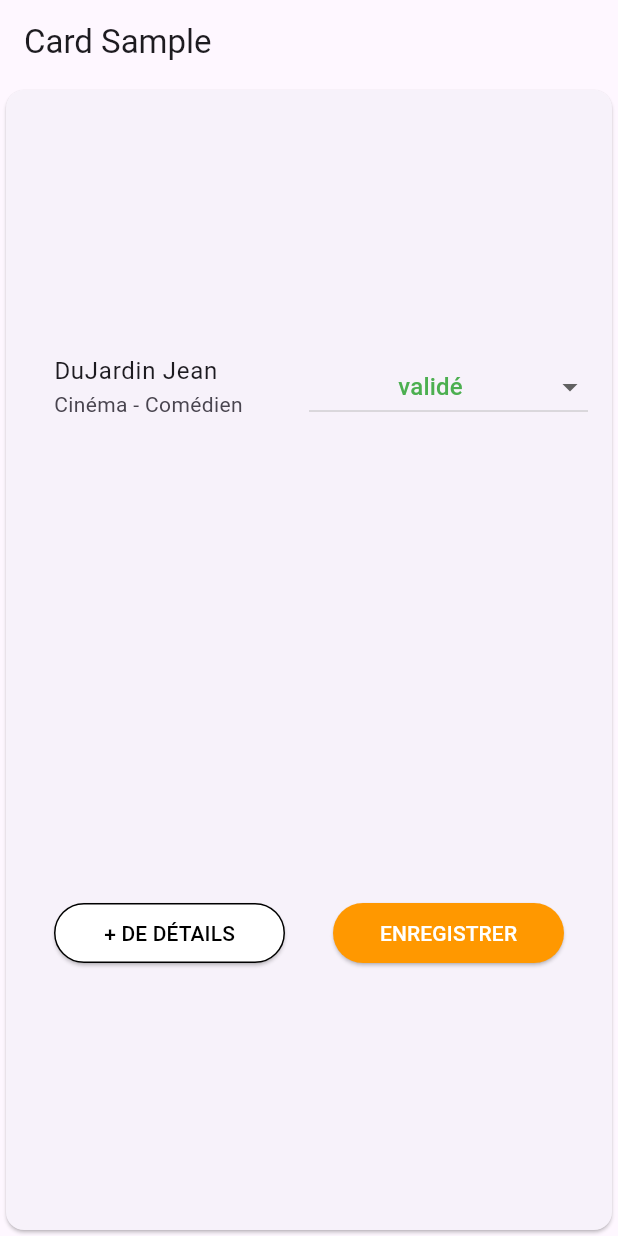
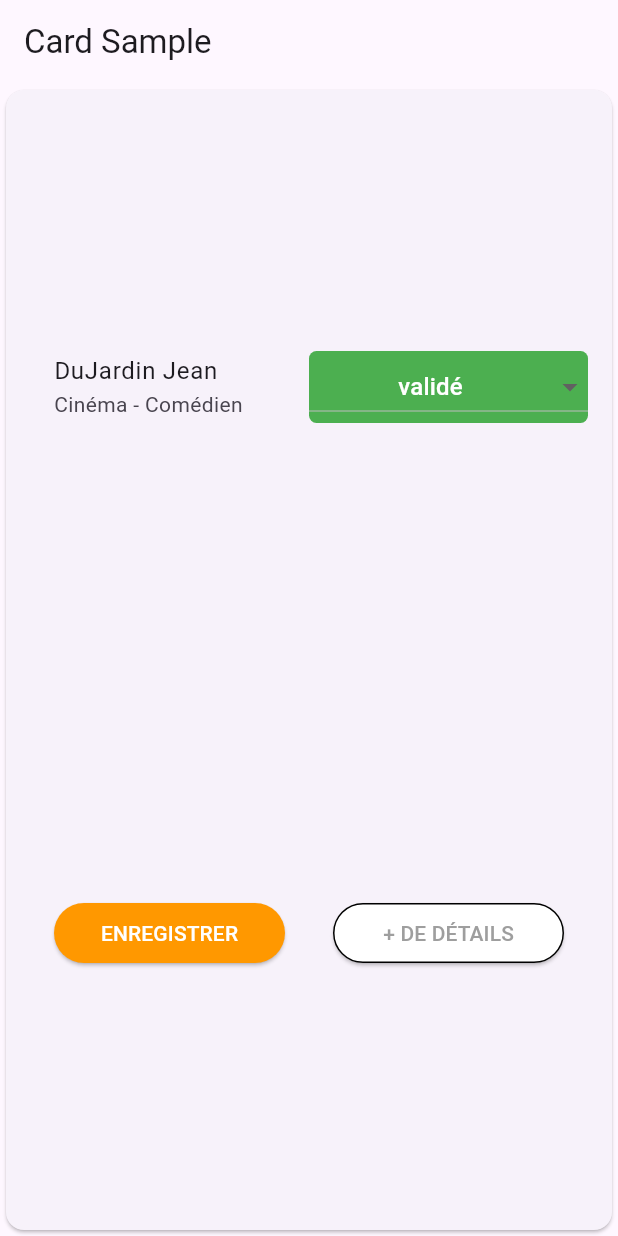
Before and after one commit to genesiskikou/exercice_flutter_xefi, a Flutter app: the screen it shows after launch, on a phone screen of 412 x 824 dp. Run offline on Flutter 3.47's test engine with Material 3 defaults, Android fonts, the light colour scheme and no system bars.

Commit message:
changement button et ajout liste couleur

```diff
--- a/lib/cardnotedefrais.dart
+++ b/lib/cardnotedefrais.dart
@@ -49,9 +49,15 @@ class _CardnotedefraisState extends State<Cardnotedefrais> {
                     ),
                     Expanded(
                       flex: 1,
+                      child: Container(
+                        decoration: BoxDecoration(
+                          color: currentChoice.color,
+                          borderRadius: BorderRadius.circular(5.0),
+                        ),
                         child: DropdownButton<ColorItem>(
                           isExpanded: true,
                           value: currentChoice,
+                          dropdownColor: currentChoice.color,
                           items: items.map((ColorItem item) {
                             return DropdownMenuItem<ColorItem>(
                               value: item,
@@ -59,9 +65,10 @@ class _CardnotedefraisState extends State<Cardnotedefrais> {
                                 child: Text(
                                   item.name,
                                   style: TextStyle(
-                                color: item.color,
+                                    color: Colors.white,
                                   ),
-                            )),
+                                ),
+                              ),
                             );
                           }).toList(),
                           onChanged: (ColorItem? value) {
@@ -70,6 +77,7 @@ class _CardnotedefraisState extends State<Cardnotedefrais> {
                             });
                           },
                         ),
+                      ),
                     )
                   ],
                 ),
@@ -77,8 +85,22 @@ class _CardnotedefraisState extends State<Cardnotedefrais> {
               Expanded(
                   flex: 1,
                   child: Row(children: [
-                    Expanded(flex: 1, child: ButtonModels()),
-                    Expanded(flex: 1, child: ButtonModelsEnregistrer()),
+                    Expanded(
+                        flex: 1,
+                        child: ButtonModels(
+                          background: Colors.orange,
+                          texte: "enregistrer",
+                          colortexte: Colors.white,
+                          colorborder: Colors.transparent,
+                        )),
+                    Expanded(
+                        flex: 1,
+                        child: ButtonModels(
+                          background: Colors.white,
+                          texte: "+ de détails",
+                          colortexte: Colors.grey,
+                          colorborder: Colors.black,
+                        )),
                   ])),
             ],
           ),
--- a/lib/models.dart
+++ b/lib/models.dart
@@ -2,7 +2,17 @@ import 'package:flutter/material.dart';
 
 // ignore: camel_case_types
 class ButtonModels extends StatelessWidget {
-  const ButtonModels({super.key});
+  ButtonModels(
+      {super.key,
+      required this.background,
+      required this.colorborder,
+      required this.colortexte,
+      required this.texte});
+
+  String texte;
+  Color colorborder;
+  Color background;
+  Color colortexte;
 
   @override
   Widget build(BuildContext context) {
@@ -10,49 +20,21 @@ class ButtonModels extends StatelessWidget {
       padding: const EdgeInsets.all(16.0),
       child: ElevatedButton(
         style: ElevatedButton.styleFrom(
-          backgroundColor: Colors.white,
+          backgroundColor: background,
           shape: RoundedRectangleBorder(
             borderRadius: BorderRadius.circular(20),
           ),
-          side: const BorderSide(color: Colors.black),
+          side: BorderSide(color: colorborder),
           padding: const EdgeInsets.all(2),
         ),
         onPressed: () {},
         child: Text(
-          "+ de détails".toUpperCase(),
+          texte.toUpperCase(),
           style: TextStyle(
-            color: Colors.black,
+            color: colortexte,
           ),
         ),
       ),
     );
   }
 }
-
-// ignore: camel_case_types
-class ButtonModelsEnregistrer extends StatelessWidget {
-  const ButtonModelsEnregistrer({super.key});
-
-  @override
-  Widget build(BuildContext context) {
-    return Padding(
-      padding: const EdgeInsets.all(16.0),
-      child: ElevatedButton(
-        style: ElevatedButton.styleFrom(
-          backgroundColor: Colors.orange,
-          shape: RoundedRectangleBorder(
-            borderRadius: BorderRadius.circular(20),
-          ),
-          padding: const EdgeInsets.all(2),
-        ),
-        onPressed: () {},
-        child: Text(
-          "Enregistrer".toUpperCase(),
-          style: TextStyle(
-            color: Colors.white,
-          ),
-        ),
-      ),
-    );
-  }
-}
```
Lines whose indentation alone changed are shown as unchanged.
